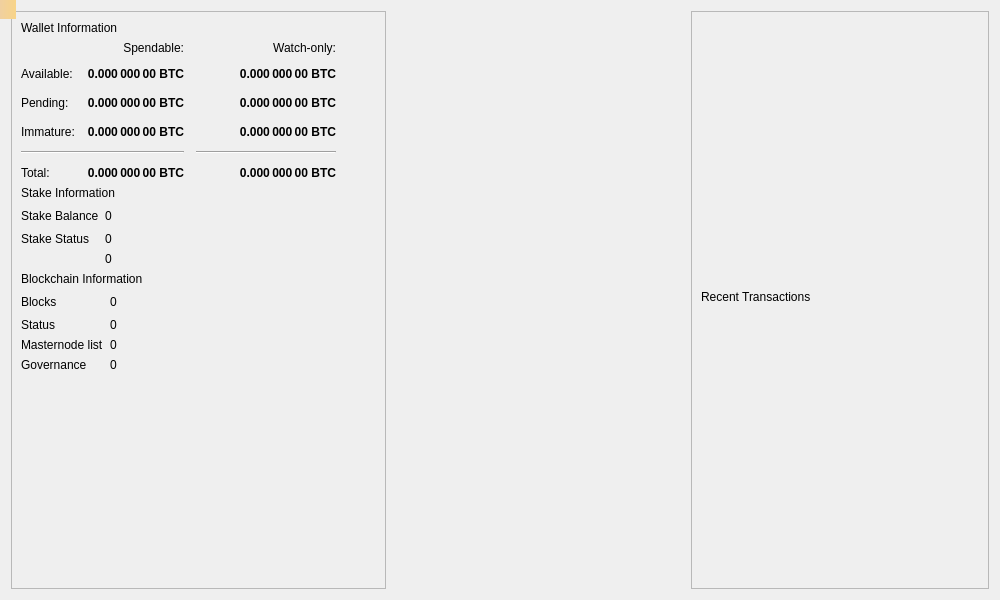
Above: src/qt/forms/overviewpage.ui from polispay/polis before the change. Below: the same form after it.
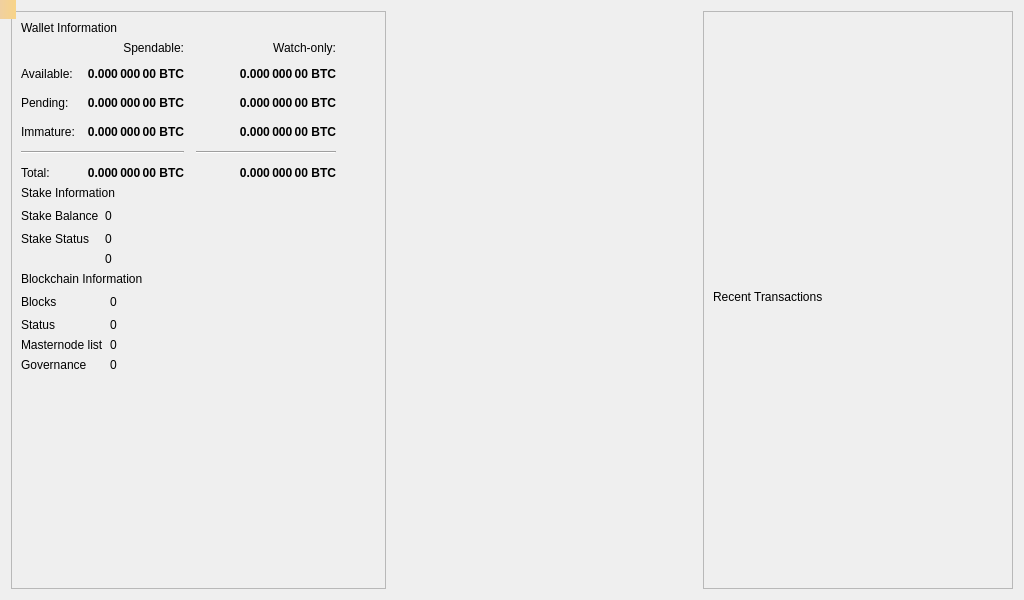
That is the form after the change.

Commit message: Increase MinWidth

The edit to the form file:
```diff
--- a/src/qt/forms/overviewpage.ui
+++ b/src/qt/forms/overviewpage.ui
@@ -6,13 +6,13 @@
    <rect>
     <x>0</x>
     <y>0</y>
-    <width>1000</width>
+    <width>1024</width>
     <height>600</height>
    </rect>
   </property>
   <property name="minimumSize">
    <size>
-    <width>1000</width>
+    <width>1024</width>
     <height>600</height>
    </size>
   </property>
```
